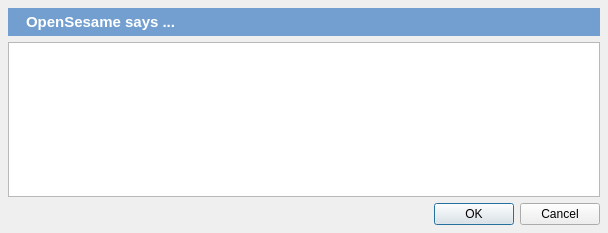
Before: the Qt Designer form resources/ui/text_input_dialog.ui in open-cogsci/OpenSesame, drawn with Qt 5.
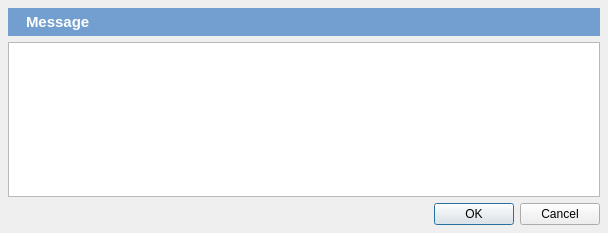
After: the same form once the commit is applied. Icons and pictures are not drawn.

Commit message: Only accept plaintext in text input dialog

```diff
--- a/resources/ui/text_input_dialog.ui
+++ b/resources/ui/text_input_dialog.ui
@@ -59,7 +59,7 @@
          </font>
         </property>
         <property name="text">
-         <string>OpenSesame says ...</string>
+         <string>Message</string>
         </property>
        </widget>
       </item>
```
Left out of the diff: 6 changed lines with no effect on the pictures. The commit also changes 3 other files.
